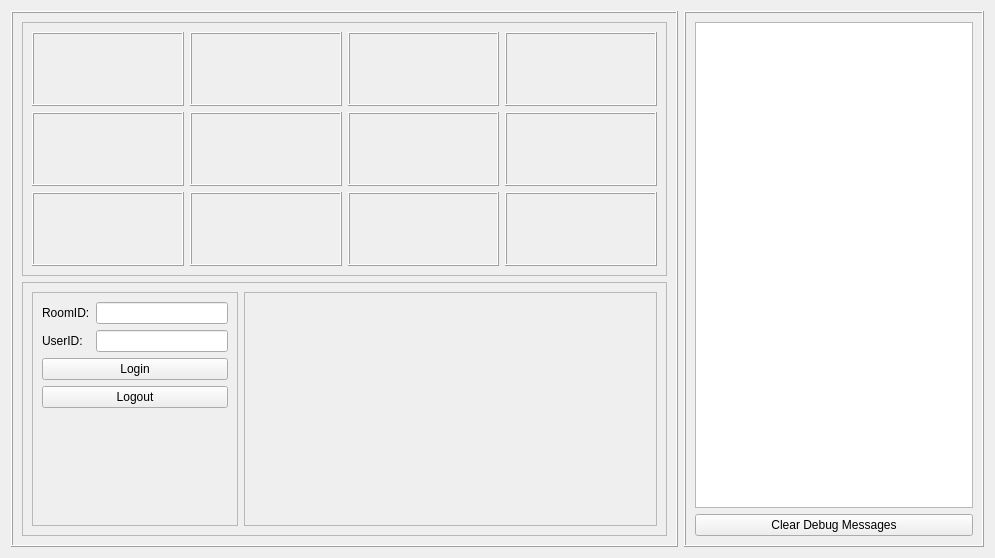
Above: VideoCommunication/ZegoVideoCommunicationDemo.ui from zegoim/zego-express-example-topics-cpp before the change. Below: the same form after it.
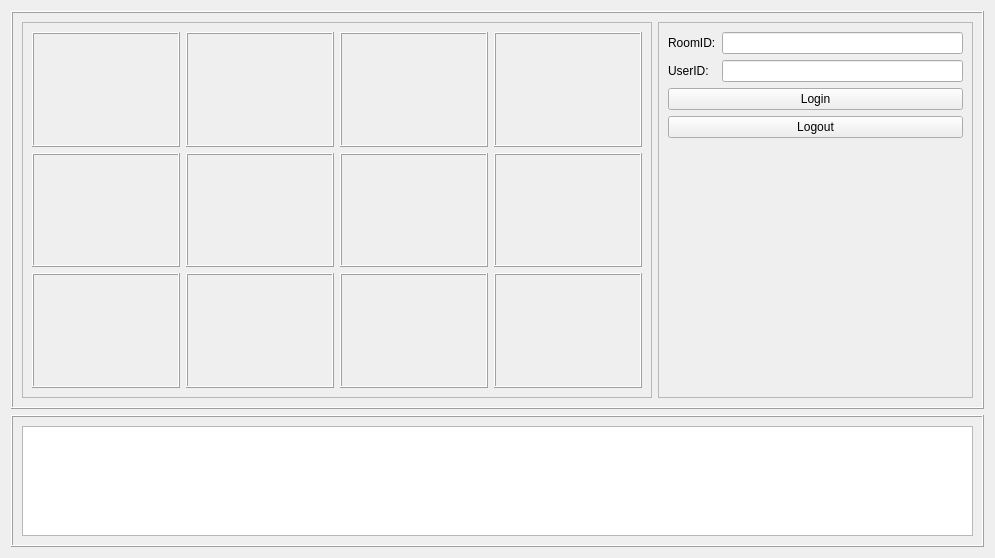
That is the form after the change.

```diff
--- a/VideoCommunication/ZegoVideoCommunicationDemo.ui
+++ b/VideoCommunication/ZegoVideoCommunicationDemo.ui
@@ -13,7 +13,7 @@
   <property name="windowTitle">
    <string>Form</string>
   </property>
-  <layout class="QHBoxLayout" name="horizontalLayout_5" stretch="3,1">
+  <layout class="QVBoxLayout" name="verticalLayout_4" stretch="3,1">
    <item>
     <widget class="QFrame" name="frame">
      <property name="frameShape">
@@ -22,7 +22,7 @@
      <property name="frameShadow">
       <enum>QFrame::Raised</enum>
      </property>
-     <layout class="QVBoxLayout" name="verticalLayout" stretch="1,1">
+     <layout class="QHBoxLayout" name="horizontalLayout_5" stretch="2,1">
       <item>
        <widget class="QFrame" name="frame_3">
         <property name="frameShape">
@@ -168,16 +168,13 @@
        </widget>
       </item>
       <item>
-       <widget class="QFrame" name="frame_2">
-        <property name="frameShape">
-         <enum>QFrame::StyledPanel</enum>
-        </property>
-        <property name="frameShadow">
-         <enum>QFrame::Raised</enum>
-        </property>
-        <layout class="QHBoxLayout" name="horizontalLayout_3" stretch="1,2">
-         <item>
           <widget class="QFrame" name="frame_4">
+        <property name="maximumSize">
+         <size>
+          <width>500</width>
+          <height>16777215</height>
+         </size>
+        </property>
            <property name="frameShape">
             <enum>QFrame::StyledPanel</enum>
            </property>
@@ -195,7 +192,7 @@
             <item row="0" column="1">
              <widget class="QLineEdit" name="lineEdit_roomID">
               <property name="sizePolicy">
-               <sizepolicy hsizetype="Preferred" vsizetype="Fixed">
+            <sizepolicy hsizetype="Preferred" vsizetype="Preferred">
                 <horstretch>0</horstretch>
                 <verstretch>0</verstretch>
                </sizepolicy>
@@ -204,6 +201,12 @@
             </item>
             <item row="4" column="0" colspan="2">
              <widget class="QPushButton" name="pushButton_login">
+           <property name="sizePolicy">
+            <sizepolicy hsizetype="Preferred" vsizetype="Preferred">
+             <horstretch>0</horstretch>
+             <verstretch>0</verstretch>
+            </sizepolicy>
+           </property>
               <property name="text">
                <string>Login</string>
               </property>
@@ -211,6 +214,12 @@
             </item>
             <item row="5" column="0" colspan="2">
              <widget class="QPushButton" name="pushButton_logout">
+           <property name="sizePolicy">
+            <sizepolicy hsizetype="Preferred" vsizetype="Preferred">
+             <horstretch>0</horstretch>
+             <verstretch>0</verstretch>
+            </sizepolicy>
+           </property>
               <property name="text">
                <string>Logout</string>
               </property>
@@ -224,18 +233,12 @@
              </widget>
             </item>
             <item row="2" column="1">
-             <widget class="QLineEdit" name="lineEdit"/>
-            </item>
-           </layout>
-          </widget>
-         </item>
-         <item>
-          <widget class="QFrame" name="frame_6">
-           <property name="frameShape">
-            <enum>QFrame::StyledPanel</enum>
-           </property>
-           <property name="frameShadow">
-            <enum>QFrame::Raised</enum>
+          <widget class="QLineEdit" name="lineEdit">
+           <property name="sizePolicy">
+            <sizepolicy hsizetype="Preferred" vsizetype="Preferred">
+             <horstretch>0</horstretch>
+             <verstretch>0</verstretch>
+            </sizepolicy>
            </property>
           </widget>
          </item>
@@ -283,13 +286,6 @@
         </property>
        </widget>
       </item>
-      <item>
-       <widget class="QPushButton" name="pushButton_clear_log">
-        <property name="text">
-         <string>Clear Debug Messages</string>
-        </property>
-       </widget>
-      </item>
      </layout>
     </widget>
    </item>
```
Lines whose indentation alone changed are shown as unchanged.
